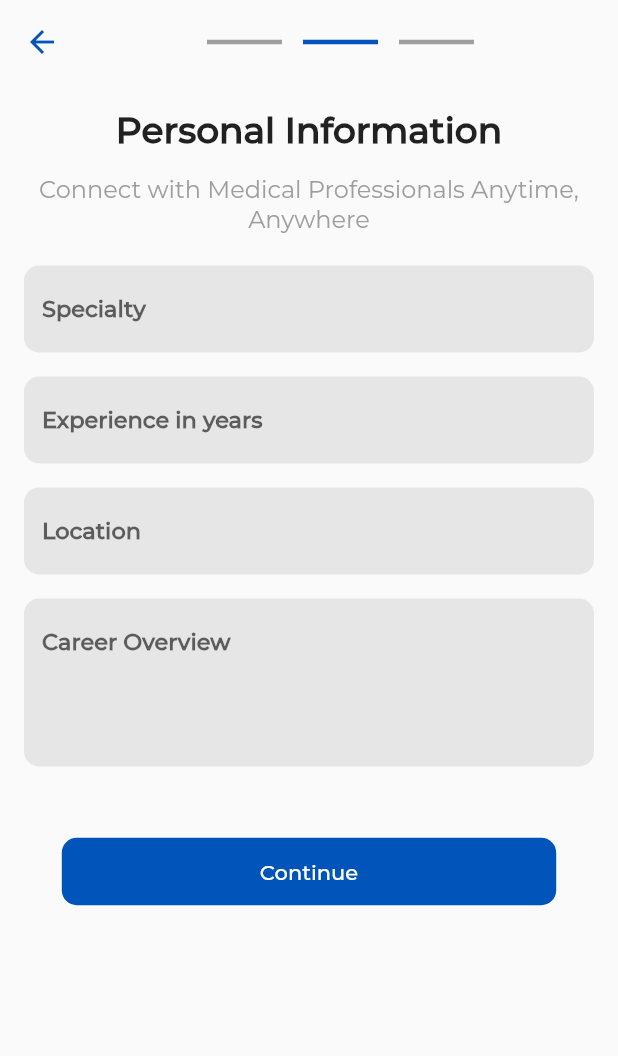
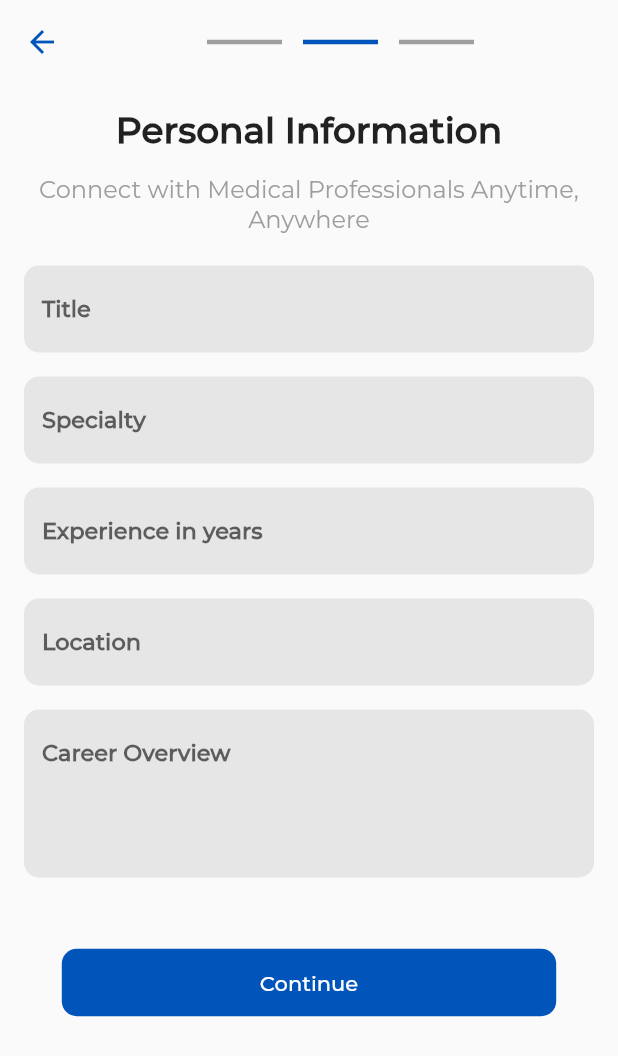
Before and after one commit to MyDaktari/MyDaktari-Mobile-App, a Flutter app: the PersonalDetailsScreen screen opened by its route, after a tap on "Continue", on a phone screen of 412 x 824 dp. Shown: the top 1056 px of the screen. Run offline on Flutter 3.47's test engine with Material 2 defaults, Android fonts, the phone set to English and light mode, and no system bars; our stand-ins replace bloc, calendar_date_picker2, date_field, dotted_border, equatable, file_picker and 4 more; missing offline and left inert: flutter_phone_direct_caller; accounts and stored records are empty; network calls fail; project files that could hold a hidden picture were left out.

Commit message:
doctor profile status done

```diff
--- a/lib/logic/bloc/auth_status/auth_status_state.dart
+++ b/lib/logic/bloc/auth_status/auth_status_state.dart
@@ -18,10 +18,13 @@ class UserAuthenticated extends AuthStatusState {
   final dynamic user;
   final UserType userType;
   final bool profileCompleted;
-  const UserAuthenticated(
-      {required this.userType,
-      required this.user,
-      this.profileCompleted = false});
+  final bool fullProfileCompleted;
+  const UserAuthenticated({
+    required this.userType,
+    required this.user,
+    this.profileCompleted = false,
+    this.fullProfileCompleted = false,
+  });
   @override
   List<Object> get props => [user, userType];
 }
--- a/lib/logic/bloc/doctor_bloc/complete_profile/complete_profile_bloc.dart
+++ b/lib/logic/bloc/doctor_bloc/complete_profile/complete_profile_bloc.dart
@@ -1,5 +1,6 @@
 import 'package:equatable/equatable.dart';
 import 'package:file_picker/file_picker.dart';
+import 'package:flutter/material.dart';
 import 'package:flutter_bloc/flutter_bloc.dart';
 import 'package:my_daktari/repositories/doctor/doctor_repository.dart';
 
@@ -20,6 +21,7 @@ class CompleteProfileBloc
     try {
       await doctorRepository.completeDoctorProfile(
         doctorId: event.doctorId,
+        title: event.title,
         specialty: event.specialty,
         careerOverview: event.careerOverview,
         experience: event.experience,
--- a/lib/logic/bloc/doctor_bloc/complete_profile/complete_profile_event.dart
+++ b/lib/logic/bloc/doctor_bloc/complete_profile/complete_profile_event.dart
@@ -8,13 +8,14 @@ abstract class CompleteProfileEvent extends Equatable {
 }
 
 class DoctorUpdateProfile extends CompleteProfileEvent {
-  final String specialty, careerOverview, doctorId;
+  final String title, specialty, careerOverview, doctorId;
   final int experience;
   final String location;
   final PlatformFile profilePicture, nationalId;
 
   const DoctorUpdateProfile({
     required this.doctorId,
+    required this.title,
     required this.specialty,
     required this.experience,
     required this.careerOverview,
@@ -25,6 +26,7 @@ class DoctorUpdateProfile extends CompleteProfileEvent {
   @override
   List<Object> get props => [
         doctorId,
+        title,
         specialty,
         experience,
         careerOverview,
--- a/lib/logic/cubit/personal_info/personal_info_cubit.dart
+++ b/lib/logic/cubit/personal_info/personal_info_cubit.dart
@@ -7,6 +7,7 @@ part 'personal_info_state.dart';
 class PersonalInfoCubit extends Cubit<PersonalInfoState> {
   PersonalInfoCubit()
       : super(PersonalInfoState(
+            title: '',
             careerOverview: '',
             experience: 0,
             location: '',
@@ -15,12 +16,14 @@ class PersonalInfoCubit extends Cubit<PersonalInfoState> {
             profilePicture: PlatformFile(name: '', size: 0)));
 
   void updatePersonalInfo({
+    required String title,
     required String specialty,
     required String careerOverview,
     required String location,
     required int experience,
   }) {
     emit(state.copyWith(
+        title: title,
         specialty: specialty,
         carrerOverview: careerOverview,
         experience: experience,
--- a/lib/logic/cubit/personal_info/personal_info_state.dart
+++ b/lib/logic/cubit/personal_info/personal_info_state.dart
@@ -1,11 +1,12 @@
 part of 'personal_info_cubit.dart';
 
 class PersonalInfoState extends Equatable {
-  final String specialty, careerOverview;
+  final String specialty, careerOverview, title;
   final int experience;
   final String location;
   final PlatformFile profilePicture, nationalId;
   PersonalInfoState({
+    required this.title,
     required this.specialty,
     required this.experience,
     required this.careerOverview,
@@ -14,6 +15,7 @@ class PersonalInfoState extends Equatable {
     required this.profilePicture,
   });
   PersonalInfoState copyWith({
+    String? title,
     String? specialty,
     String? carrerOverview,
     int? experience,
@@ -22,6 +24,7 @@ class PersonalInfoState extends Equatable {
     PlatformFile? nationalId,
   }) {
     return PersonalInfoState(
+        title: title ?? this.title,
         specialty: specialty ?? this.specialty,
         experience: experience ?? this.experience,
         careerOverview: carrerOverview ?? this.careerOverview,
@@ -32,6 +35,7 @@ class PersonalInfoState extends Equatable {
 
   @override
   List<Object> get props => [
+        title,
         specialty,
         experience,
         careerOverview,
--- a/lib/models/doctor.dart
+++ b/lib/models/doctor.dart
@@ -1,6 +1,6 @@
 class DoctorModel {
   String? name;
-  String? profile_completed;
+
   int? id;
   String? email;
   String? phone;
@@ -8,14 +8,13 @@ class DoctorModel {
   String? gender;
   String? speciality;
   String? description;
-  Map<String, dynamic>? location;
+  String? location;
   String? lat;
   String? lng;
 
   DoctorModel(
       {this.name,
       this.id,
-      this.profile_completed,
       this.email,
       this.phone,
       this.dob,
@@ -29,7 +28,6 @@ class DoctorModel {
   DoctorModel.fromJson(Map<String, dynamic> json) {
     name = json['name'];
     id = json['id'];
-    profile_completed = json['profile_completed'];
     email = json['email'];
     phone = json['phone'];
     dob = json['dob'];
@@ -51,7 +49,6 @@ class DoctorModel {
     data['gender'] = this.gender;
     data['speciality'] = this.speciality;
     data['description'] = this.description;
-    data['profile_completed'] = this.profile_completed;
     data['location'] = this.location;
     data['lat'] = this.lat;
     data['lng'] = this.lng;
--- a/lib/presentations/doctor_side/personnal_info/pages/documents_verfication.dart
+++ b/lib/presentations/doctor_side/personnal_info/pages/documents_verfication.dart
@@ -6,6 +6,7 @@ import 'package:flutter_bloc/flutter_bloc.dart';
 import 'package:fluttertoast/fluttertoast.dart';
 import 'package:my_daktari/constants/constants.dart';
 import 'package:my_daktari/logic/bloc/doctor_bloc/complete_profile/complete_profile_bloc.dart';
+import 'package:my_daktari/repositories/authentication/authentication_repository.dart';
 import '../../../../logic/cubit/file_name/file_name_cubit.dart';
 import '../../../../logic/cubit/infor_page_update/info_page_update_cubit.dart';
 import '../../../../constants/routes/route.dart' as route;
@@ -21,6 +22,7 @@ class DocumentUpload extends StatelessWidget {
 
   @override
   Widget build(BuildContext context) {
+    AuthenticationRepository authRepository = AuthenticationRepository();
     final personalInfo = context.watch<PersonalInfoCubit>();
     final fileNameCubit = context.watch<FileNameCubit>();
     final pageCubit = context.watch<InfoPageUpdateCubit>();
@@ -91,6 +93,7 @@ class DocumentUpload extends StatelessWidget {
                           .read<CompleteProfileBloc>()
                           .add(DoctorUpdateProfile(
                             doctorId: userId,
+                            title: personalInfo.state.title,
                             specialty: personalInfo.state.specialty,
                             experience: personalInfo.state.experience,
                             careerOverview: personalInfo.state.careerOverview,
@@ -119,6 +122,7 @@ class DocumentUpload extends StatelessWidget {
                             title: 'My Daktari');
                       }
                       if (state is CompleteProfileLoaded) {
+                        authRepository.updateUserProfile();
                         Navigator.pushNamed(context, route.homeScreen);
                       }
                     },
@@ -127,8 +131,7 @@ class DocumentUpload extends StatelessWidget {
                           ? CupertinoActivityIndicator(color: Colors.white)
                           : Text(
                               pageCubit.state.index == 2 ? 'Save' : 'Continue',
-                              style: const TextStyle(color: Colors.white),
-                            );
+                              style: const TextStyle(color: Colors.white));
                     },
                   ),
                 ),
--- a/lib/presentations/doctor_side/personnal_info/pages/specialty.dart
+++ b/lib/presentations/doctor_side/personnal_info/pages/specialty.dart
@@ -11,6 +11,7 @@ import '../widgets/text_field.dart';
 class Specialty extends StatelessWidget {
   Specialty({Key? key}) : super(key: key);
   TextEditingController specialtyController = TextEditingController();
+  TextEditingController titleController = TextEditingController();
   TextEditingController expController = TextEditingController();
   TextEditingController locationController = TextEditingController();
   TextEditingController careerController = TextEditingController();
@@ -23,6 +24,10 @@ class Specialty extends StatelessWidget {
       child: Column(
         crossAxisAlignment: CrossAxisAlignment.center,
         children: [
+          Padding(
+              padding: EdgeInsets.symmetric(horizontal: 16.0),
+              child: TextWidget(label: 'Title', controller: titleController)),
+          SizedBox(height: 16),
           Padding(
               padding: EdgeInsets.symmetric(horizontal: 16.0),
               child: TextWidget(
@@ -52,11 +57,13 @@ class Specialty extends StatelessWidget {
             width: 0.8 * MediaQuery.of(context).size.width,
             child: ElevatedButton(
               onPressed: () {
-                if (specialtyController.text.isNotEmpty &&
+                if (titleController.text.isNotEmpty &&
+                    specialtyController.text.isNotEmpty &&
                     locationController.text.isNotEmpty &&
                     careerController.text.isNotEmpty &&
                     expController.text.isNotEmpty) {
                   context.read<PersonalInfoCubit>().updatePersonalInfo(
+                      title: titleController.text,
                       specialty: specialtyController.text,
                       careerOverview: careerController.text,
                       location: locationController.text,
--- a/lib/presentations/profileTab/views/profile_page.dart
+++ b/lib/presentations/profileTab/views/profile_page.dart
@@ -74,7 +74,6 @@ class ProfilePage extends StatelessWidget {
         crossAxisAlignment: CrossAxisAlignment.start,
         children: [
           buildProfileField('Name', doctor.name),
-          buildProfileField('Profile Completed', doctor.profile_completed),
           buildProfileField('ID', doctor.id.toString()),
           buildProfileField('Email', doctor.email),
           buildProfileField('Phone', doctor.phone),
--- a/lib/repositories/doctor/base_doctor_repository.dart
+++ b/lib/repositories/doctor/base_doctor_repository.dart
@@ -34,6 +34,7 @@ abstract class BaseDoctorRepository {
       required Map<String, List<Map<String, dynamic>>> data}) async {}
   Future<DoctorProfileModel?> completeDoctorProfile({
     required String doctorId,
+    required String title,
     required String specialty,
     required String careerOverview,
     required String location,
--- a/lib/repositories/doctor/doctor_repository.dart
+++ b/lib/repositories/doctor/doctor_repository.dart
@@ -191,6 +191,7 @@ class DoctorRepository extends BaseDoctorRepository {
   @override
   Future<DoctorProfileModel> completeDoctorProfile({
     required String doctorId,
+    required String title,
     required String specialty,
     required String careerOverview,
     required String location,
@@ -228,9 +229,10 @@ class DoctorRepository extends BaseDoctorRepository {
 
     // Add form data fields
     request.fields['doctorID'] = doctorId;
-    request.fields['title'] = specialty;
+    request.fields['title'] = title;
     request.fields['overview'] = careerOverview;
     request.fields['location'] = location;
+    request.fields['speciality'] = specialty;
     request.fields['experience'] = experience.toString();
 
     var response = await request.send();
```
Also changed, not shown: lib/logic/bloc/auth_status/auth_status_bloc.dart (+7 -2 lines), lib/presentations/doctor_side/appointments/appointments_list.dart (+19 -5 lines), lib/presentations/doctor_side/charges/charges_screen.dart (+7 -0 lines), lib/presentations/doctor_side/schedule/schedule_screen.dart (+1 -10 lines), lib/repositories/authentication/authentication_repository.dart (+31 -1 lines).
